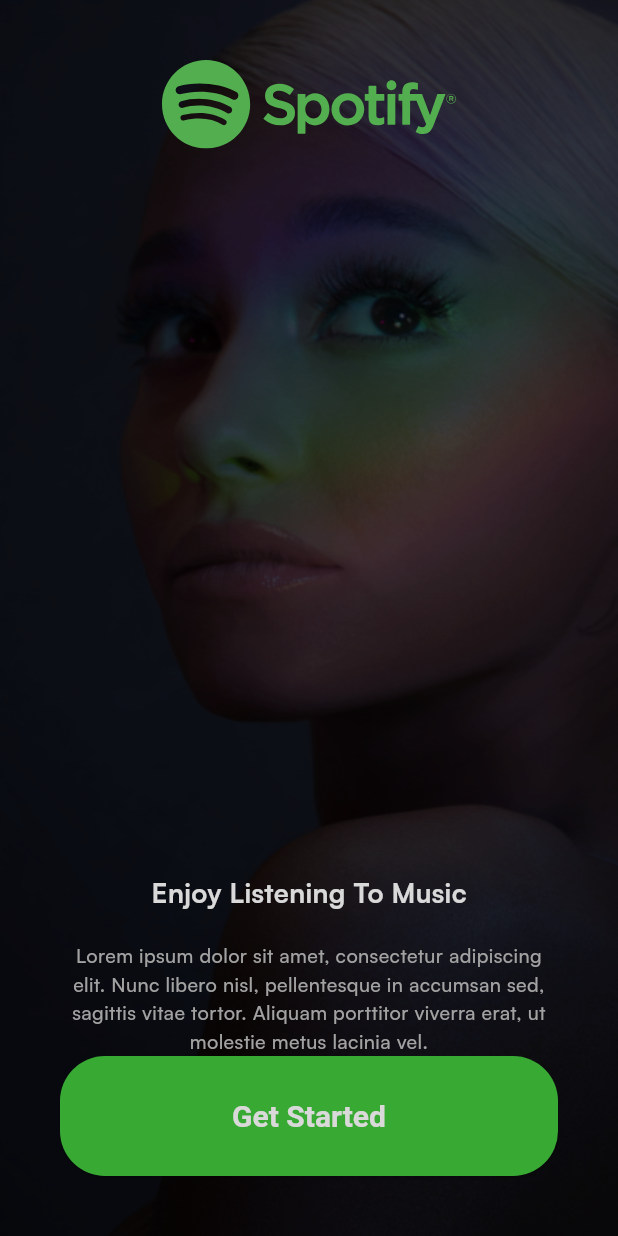
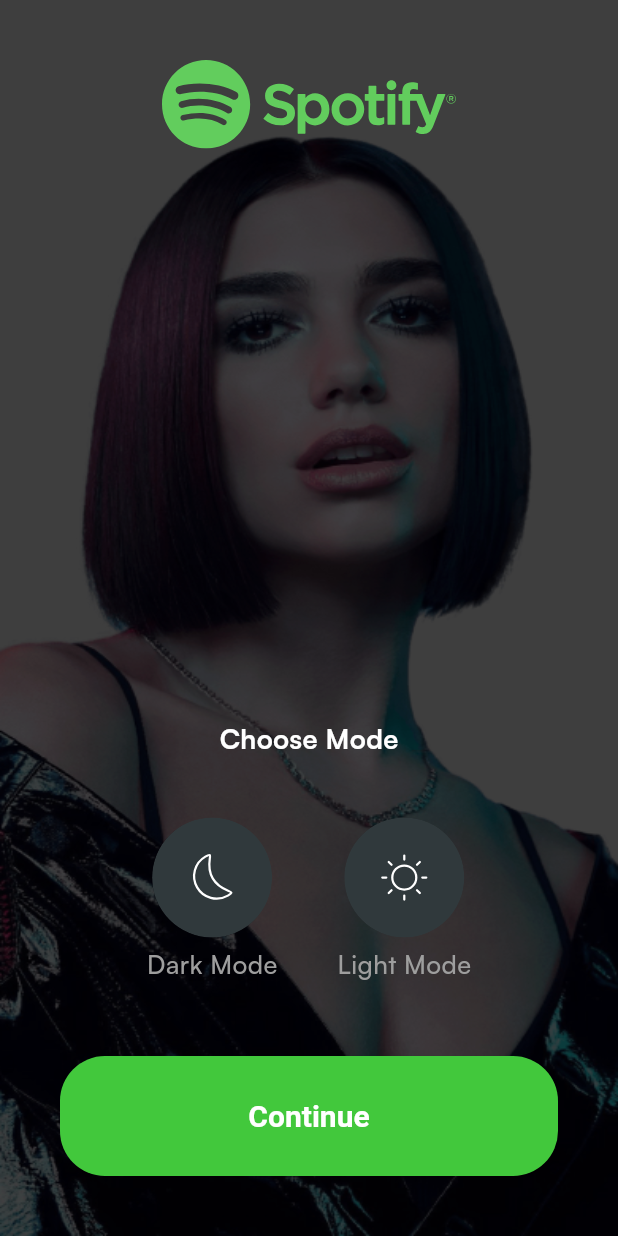
Before and after one commit to UmutSeyhan0/Spotify, a Flutter app: the screen it shows after launch, after a tap on "Get Started", on a phone screen of 412 x 824 dp. Run offline on Flutter 3.47's test engine with Material 3 defaults, Android fonts, the phone set to English and light mode, and no system bars; our stand-ins replace flutter_svg.

Commit message:
Choose Mode Page

```diff
--- a/lib/common/widgets/button/basic_app_button.dart
+++ b/lib/common/widgets/button/basic_app_button.dart
@@ -10,13 +10,13 @@ class BasicAppButton extends StatelessWidget {
   @override
   Widget build(BuildContext context) {
     return ElevatedButton(
-      onPressed: () {},
+      onPressed: onPressed,
+      style: ElevatedButton.styleFrom(
+        minimumSize: Size.fromHeight(height ?? 80),
+      ),
       child: Text(
         title,
-        style: TextStyle(color: Colors.white),
-      ),
-      style: ElevatedButton.styleFrom(
-        minimumSize: Size.fromHeight(height ?? 80),
+        style: const TextStyle(color: Colors.white),
       ),
     );
   }
--- a/lib/core/configs/assets/app_images.dart
+++ b/lib/core/configs/assets/app_images.dart
@@ -1,5 +1,6 @@
 class AppImages {
   static const String basePath = 'assets/images/';
 
-  static const String introBG = basePath + 'intro_bg.png';
+  static const String introBG = '${basePath}intro_bg.png';
+  static const String chooseModeBG = '${basePath}choose_mode_bg.png';
 }
--- a/lib/core/configs/assets/app_vectors.dart
+++ b/lib/core/configs/assets/app_vectors.dart
@@ -3,4 +3,6 @@ class AppVectors {
   static const String format = '.svg';
 
   static const String logo = '${basePath}spotify_logo$format';
+  static const String sun = '${basePath}sun$format';
+  static const String moon = '${basePath}moon$format';
 }
--- /dev/null
+++ b/lib/presentation/choose_mode/pages/choose_mode.dart
@@ -0,0 +1,137 @@
+import 'dart:ui';
+
+import 'package:flutter/material.dart';
+import 'package:flutter_svg/svg.dart';
+
+import '../../../common/widgets/button/basic_app_button.dart';
+import '../../../core/configs/assets/app_images.dart';
+import '../../../core/configs/assets/app_vectors.dart';
+
+class ChooseModePage extends StatelessWidget {
+  const ChooseModePage({super.key});
+
+  @override
+  Widget build(BuildContext context) {
+    return Scaffold(
+      body: Stack(
+        children: [
+          Container(
+            padding: const EdgeInsets.symmetric(vertical: 40, horizontal: 40),
+            decoration: const BoxDecoration(
+              image: DecorationImage(
+                fit: BoxFit.fill,
+                image: AssetImage(AppImages.chooseModeBG),
+              ),
+            ),
+          ),
+          Container(
+            color: Colors.black.withOpacity(0.15),
+          ),
+          Padding(
+            padding: const EdgeInsets.symmetric(vertical: 40, horizontal: 40),
+            child: Column(
+              children: [
+                Align(
+                  alignment: Alignment.topCenter,
+                  child: SvgPicture.asset(AppVectors.logo),
+                ),
+                const Spacer(),
+                const Text(
+                  'Choose Mode',
+                  style: TextStyle(
+                      fontWeight: FontWeight.bold,
+                      color: Colors.white,
+                      fontSize: 18),
+                ),
+                const SizedBox(
+                  height: 40,
+                ),
+                Row(
+                  mainAxisAlignment: MainAxisAlignment.center,
+                  children: [
+                    Column(
+                      children: [
+                        ClipOval(
+                          child: BackdropFilter(
+                            filter: ImageFilter.blur(sigmaX: 10, sigmaY: 10),
+                            child: Container(
+                              width: 80,
+                              height: 80,
+                              decoration: const BoxDecoration(
+                                  color: Color(0xff30393C),
+                                  shape: BoxShape.circle),
+                              child: SvgPicture.asset(
+                                AppVectors.moon,
+                                fit: BoxFit.none,
+                              ),
+                            ),
+                          ),
+                        ),
+                        const SizedBox(
+                          height: 5,
+                        ),
+                        const Text(
+                          'Dark Mode',
+                          style: TextStyle(
+                              color: Colors.grey,
+                              fontSize: 17,
+                              fontWeight: FontWeight.w500),
+                        )
+                      ],
+                    ),
+                    const SizedBox(
+                      width: 40,
+                    ),
+                    Column(
+                      children: [
+                        ClipOval(
+                          child: BackdropFilter(
+                            filter: ImageFilter.blur(sigmaX: 10, sigmaY: 10),
+                            child: Container(
+                              width: 80,
+                              height: 80,
+                              decoration: const BoxDecoration(
+                                  color: Color(0xff30393C),
+                                  shape: BoxShape.circle),
+                              child: SvgPicture.asset(
+                                AppVectors.sun,
+                                fit: BoxFit.none,
+                              ),
+                            ),
+                          ),
+                        ),
+                        const SizedBox(
+                          height: 5,
+                        ),
+                        const Text(
+                          'Light Mode',
+                          style: TextStyle(
+                              color: Colors.grey,
+                              fontSize: 17,
+                              fontWeight: FontWeight.w500),
+                        )
+                      ],
+                    ),
+                  ],
+                ),
+                const SizedBox(
+                  height: 50,
+                ),
+                BasicAppButton(
+                  onPressed: () {
+                    // Navigator.push(
+                    //     context,
+                    //     MaterialPageRoute(
+                    //         builder: (BuildContext context) =>
+                    //             const ChooseModePage()));
+                  },
+                  title: 'Continue',
+                )
+              ],
+            ),
+          ),
+        ],
+      ),
+    );
+  }
+}
--- a/lib/presentation/intro/pages/get_started.dart
+++ b/lib/presentation/intro/pages/get_started.dart
@@ -4,6 +4,8 @@ import 'package:spotify/common/widgets/button/basic_app_button.dart';
 import 'package:spotify/core/configs/assets/app_images.dart';
 import 'package:spotify/core/configs/assets/app_vectors.dart';
 import 'package:spotify/core/configs/theme/app_colors.dart';
+
+import '../../choose_mode/pages/choose_mode.dart';
 
 class GetStartedPage extends StatelessWidget {
   const GetStartedPage({super.key});
@@ -21,6 +23,12 @@ class GetStartedPage extends StatelessWidget {
                 image: AssetImage(AppImages.introBG),
               ),
             ),
+          ),
+          Container(
+            color: Colors.black.withOpacity(0.15),
+          ),
+          Padding(
+            padding: const EdgeInsets.symmetric(vertical: 40, horizontal: 40),
             child: Column(
               children: [
                 Align(
@@ -46,16 +54,22 @@ class GetStartedPage extends StatelessWidget {
                       fontSize: 13),
                   textAlign: TextAlign.center,
                 ),
+                const SizedBox(
+                  height: 31,
+                ),
                 BasicAppButton(
-                  onPressed: () {},
+                  onPressed: () {
+                    Navigator.push(
+                        context,
+                        MaterialPageRoute(
+                            builder: (BuildContext context) =>
+                                const ChooseModePage()));
+                  },
                   title: 'Get Started',
                 )
               ],
             ),
           ),
-          Container(
-            color: Colors.black.withOpacity(0.15),
-          )
         ],
       ),
     );
```
